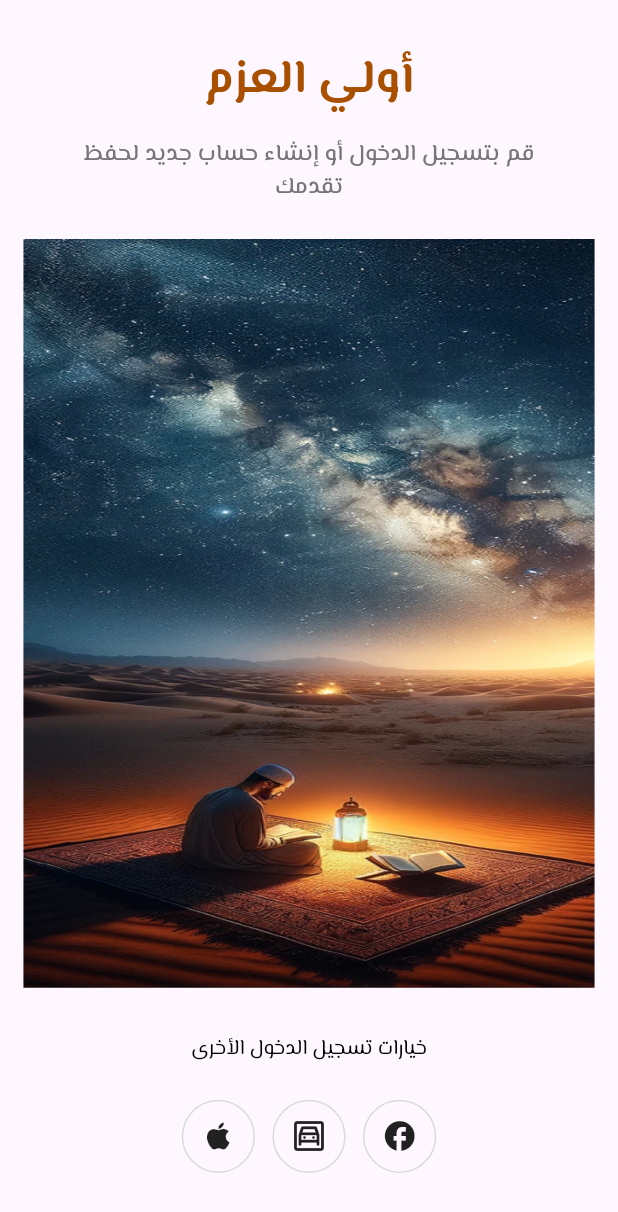
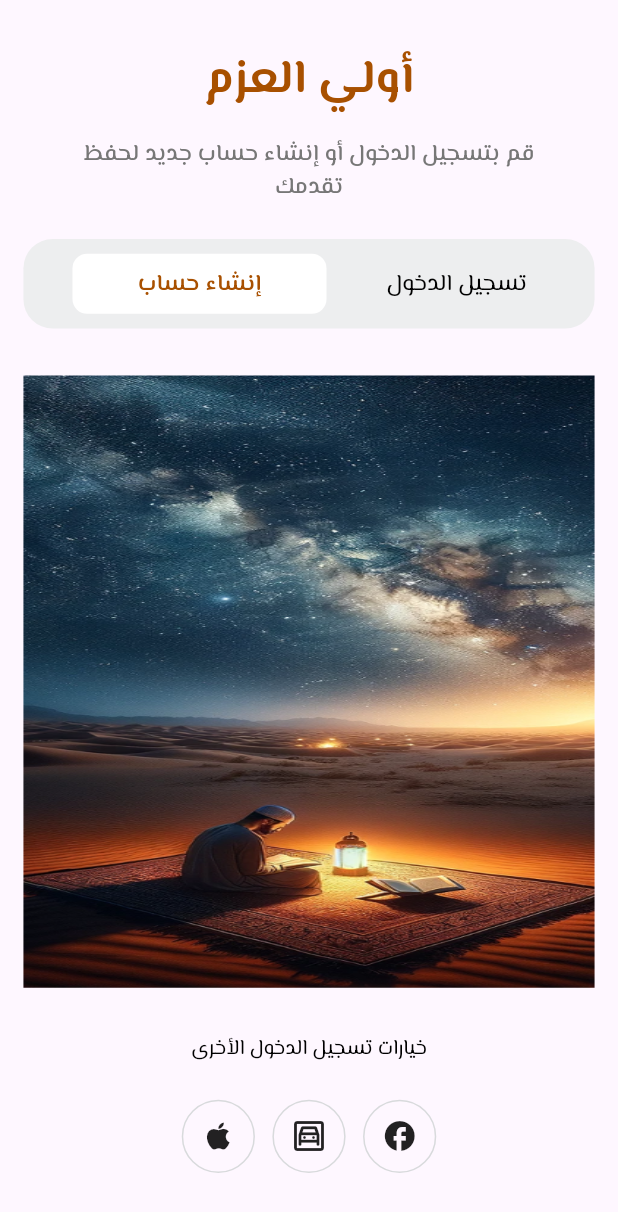
Before and after one commit to Omar20041223/Quran, a Flutter app: the RegisterView screen opened by its route, on a phone screen of 412 x 824 dp. Shown: the top 1212 px of the screen. Run offline on Flutter 3.47's test engine with Material 3 defaults, Android fonts, the phone set to English and light mode, and no system bars; our stand-ins replace flutter_screenutil, go_router, google_fonts.

Commit message:
create buttons for custom tap bar and create custom text form field

```diff
--- a/lib/features/auth/presentation/views/widgets/register_body.dart
+++ b/lib/features/auth/presentation/views/widgets/register_body.dart
@@ -1,6 +1,7 @@
 import 'package:flutter/material.dart';
 import 'package:flutter_screenutil/flutter_screenutil.dart';
 import 'package:quran/core/widgets/custom_image.dart';
+import 'package:quran/features/auth/presentation/views/widgets/register_buttons_for_tap_bar.dart';
 import 'package:quran/features/auth/presentation/views/widgets/register_header.dart';
 import 'package:quran/features/auth/presentation/views/widgets/register_tail.dart';
 
@@ -17,6 +18,8 @@ class RegisterBody extends StatelessWidget {
         children: [
           const RegisterHeader(),
           24.verticalSpace,
+          RegisterButtonsForTapBar(onIndexChanged: (int value) {  },),
+          32.verticalSpace,
           const Expanded(
             child: CustomImage(url: Assets.onBoarding1),
           ),
--- /dev/null
+++ b/lib/features/auth/presentation/views/widgets/register_buttons_for_tap_bar.dart
@@ -0,0 +1,60 @@
+import 'package:flutter/material.dart';
+import 'package:flutter_screenutil/flutter_screenutil.dart';
+import 'package:quran/core/utils/styles.dart';
+import 'package:quran/core/widgets/custom_button.dart';
+
+class RegisterButtonsForTapBar extends StatefulWidget {
+  const RegisterButtonsForTapBar({super.key,required this.onIndexChanged});
+  final ValueChanged<int> onIndexChanged;
+
+  @override
+  State<RegisterButtonsForTapBar> createState() => _RegisterButtonsForTapBarState();
+}
+
+class _RegisterButtonsForTapBarState extends State<RegisterButtonsForTapBar> {
+  int index = 0;
+  @override
+  Widget build(BuildContext context) {
+    return Container(
+      padding: EdgeInsets.only(left: 30.0.w, right: 6.w, top: 5.h, bottom: 5.h),
+      decoration: BoxDecoration(
+        color: const Color(0xffEDEEEF),
+        borderRadius: BorderRadius.circular(20.r),
+      ),
+      child: Row(
+        children: [
+          Expanded(
+            child: CustomButton(
+              text: "إنشاء حساب",
+              borderRadius: BorderRadius.circular(10.r),
+              backgroundColor: index == 0 ? Colors.white : Colors.transparent,
+              textStyle: index == 0 ? Styles.textStyle16W600Brown : Styles.textStyle16W400Black,
+              onPressed: (){
+                setState(() {
+                  index = 0;
+                });
+                widget.onIndexChanged(index);
+              },
+            ),
+          ),
+          Expanded(
+            child: CustomButton(
+              text: "تسجيل الدخول",
+              borderRadius: BorderRadius.circular(10.r),
+              backgroundColor: index == 1 ? Colors.white : Colors.transparent,
+              textStyle: index == 1
+                  ? Styles.textStyle16W600Brown
+                  : Styles.textStyle16W400Black,
+              onPressed: () {
+                setState(() {
+                  index = 1;
+                });
+                widget.onIndexChanged(index);
+              },
+            ),
+          ),
+        ],
+      ),
+    );
+  }
+}
```
Also changed, not shown: lib/core/widgets/custom_text_form_field.dart (added, +59 -0 lines), lib/features/auth/presentation/views/widgets/register_header.dart (+7 -7 lines), lib/features/auth/presentation/views/widgets/register_tap_bar.dart (added, +16 -0 lines).
